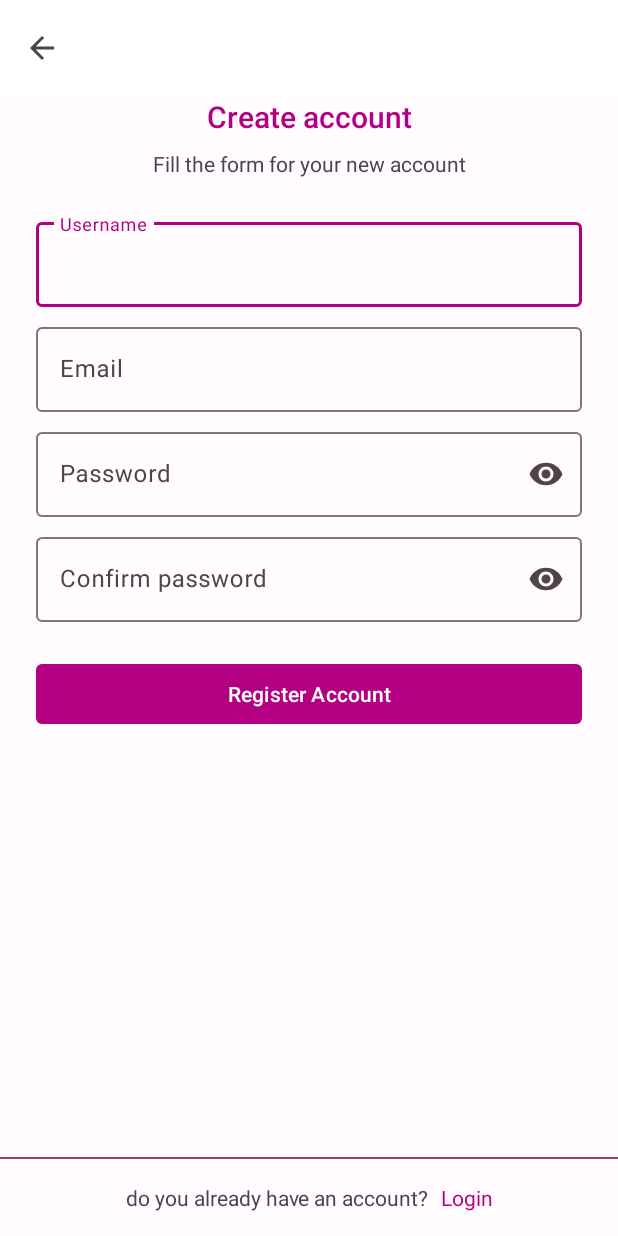
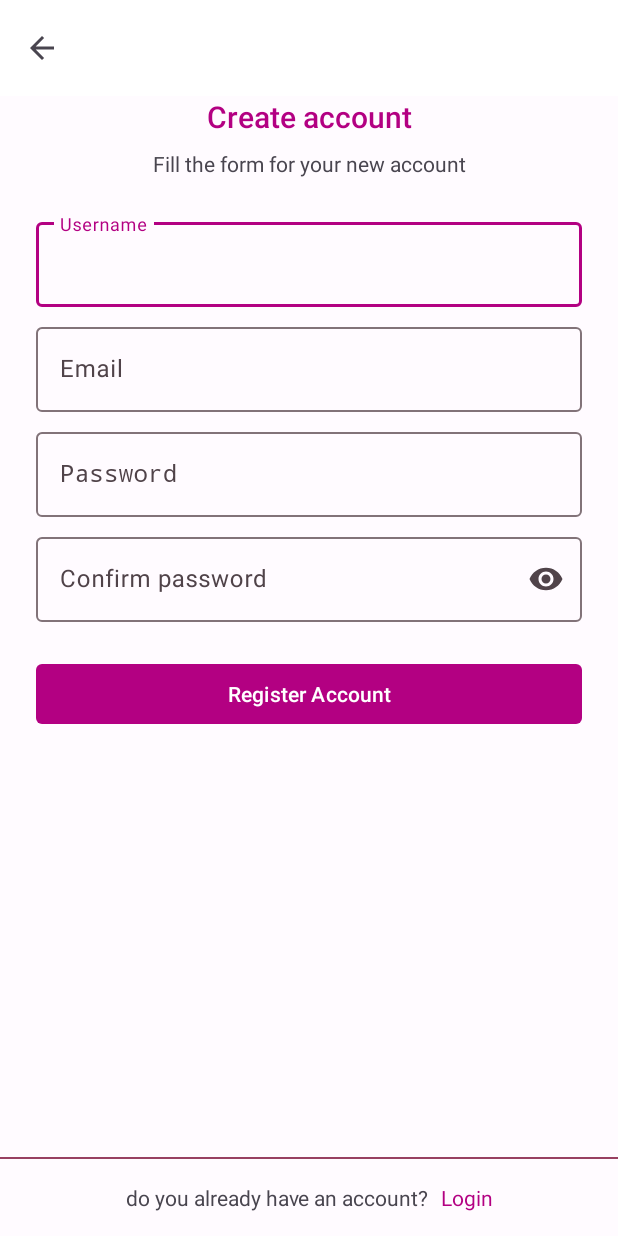
Before and after one commit to AryaSuryaaa/AdoptPet, an Android app: the RegisterActivity screen opened directly, with no data from a screen before it, on a phone screen of 412 x 824 dp. Run offline under Robolectric (Android 15) with nearby library versions, the phone set to English and light mode, and no system bars.

Commit message:
Add CustomView

```diff
--- a/app/src/main/java/com/aryasurya/adoptpet/ui/register/MyEditText.kt
+++ b/app/src/main/java/com/aryasurya/adoptpet/ui/register/MyEditText.kt
@@ -1,28 +1,47 @@
 package com.aryasurya.adoptpet.ui.register
 
 import android.content.Context
-import android.graphics.drawable.Drawable
+import android.text.Editable
+import android.text.InputType
+import android.text.TextWatcher
 import android.util.AttributeSet
-import android.view.View
-import androidx.appcompat.widget.AppCompatEditText
+import android.util.TypedValue
+import androidx.appcompat.R.*
 import com.aryasurya.adoptpet.R
 import com.google.android.material.textfield.TextInputEditText
-import com.google.android.material.textfield.TextInputLayout
 
-class MyEditText : TextInputLayout {
 
-    private lateinit var hideButtonImage: Drawable
+class MyEditText : TextInputEditText {
 
     constructor(context: Context) : super(context)
     constructor(context: Context, attrs: AttributeSet) : super(context, attrs)
     constructor(context: Context, attrs: AttributeSet, defStyleAttr: Int) : super(context, attrs, defStyleAttr)
 
+    init {
+        inputType = InputType.TYPE_CLASS_TEXT or InputType.TYPE_TEXT_VARIATION_PASSWORD
+        hint = context.getString(R.string.password)
+        error = null
+        textError()
+    }
 
-    init {
-        // Inflate tampilan custom view dari layout XML
-        inflate(context, R.layout.custom_text_input_view, this)
+    private fun textError() {
+        val typedValue = TypedValue()
+        context.theme.resolveAttribute(attr.colorError, typedValue, true)
 
-        // Inisialisasi elemen-elemen UI dan logika sesuai kebutuhan
-        val textInputEditText = findViewById<TextInputEditText>(R.id.customTextInputEditText)
+        addTextChangedListener(object : TextWatcher {
+            override fun beforeTextChanged(p0: CharSequence?, p1: Int, p2: Int, p3: Int) {
+            }
+
+            override fun onTextChanged(p0: CharSequence?, p1: Int, p2: Int, p3: Int) {
+                error = if (p0 != null && p0.length <= 8) {
+                    context.getString(R.string.eror_text)
+                } else {
+                    null
+                }
+            }
+
+            override fun afterTextChanged(p0: Editable?) {
+            }
+        })
     }
 }
--- a/app/src/main/res/layout/activity_register.xml
+++ b/app/src/main/res/layout/activity_register.xml
@@ -74,15 +74,12 @@
         android:layout_width="0dp"
         android:layout_height="wrap_content"
         android:layout_marginTop="8dp"
-        android:hint="@string/password"
-        app:endIconMode="password_toggle"
         app:layout_constraintStart_toStartOf="@id/ti_username_register"
         app:layout_constraintEnd_toEndOf="@id/ti_username_register"
         app:layout_constraintTop_toBottomOf="@id/ti_email_register">
-        <com.google.android.material.textfield.TextInputEditText
+        <com.aryasurya.adoptpet.ui.register.MyEditText
             android:layout_width="match_parent"
-            android:layout_height="wrap_content"
-            android:inputType="textPassword"/>
+            android:layout_height="wrap_content"/>
     </com.google.android.material.textfield.TextInputLayout>
 
     <com.google.android.material.textfield.TextInputLayout
--- a/app/src/main/res/values/strings.xml
+++ b/app/src/main/res/values/strings.xml
@@ -17,4 +17,5 @@
     <string name="login">Login</string>
     <string name="do_you_already_have_an_account">do you already have an account?</string>
     <string name="register_account">Register Account</string>
+    <string name="eror_text">Minimal 8 character</string>
 </resources>
```
